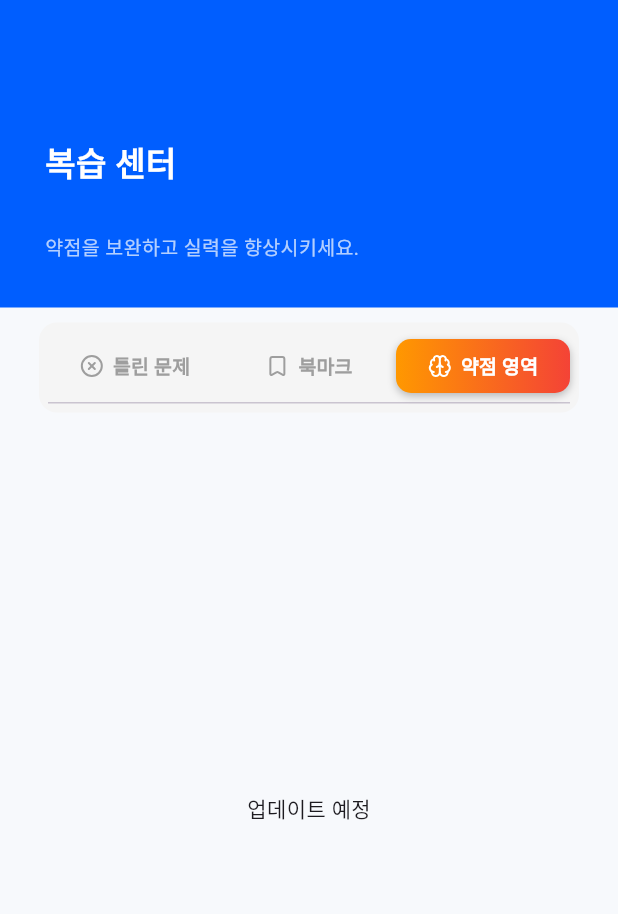
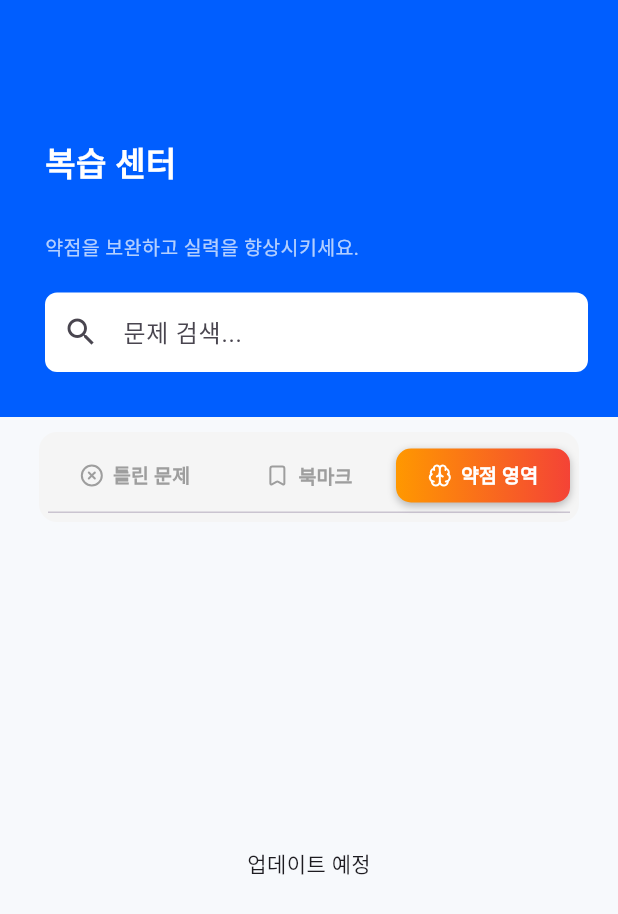
Before and after one commit to gaeunji/finquiz, a Flutter app: the ReviewScreen screen opened directly, tab 3 chosen, on a phone screen of 412 x 824 dp. Shown: the top 914 px of the screen. Run offline on Flutter 3.47's test engine with Material 3 defaults, Android fonts, the phone set to English and light mode, and no system bars; our stand-ins replace lucide_icons; network calls fail.

Commit message:
feat: 각 탭 위젯에 검색 기능 추가 #24

```diff
--- a/lib/screens/learn/learn_screen.dart
+++ b/lib/screens/learn/learn_screen.dart
@@ -18,22 +18,18 @@ class _ReviewScreenState extends State<ReviewScreen>
     with SingleTickerProviderStateMixin {
   late TabController _tabController;
   final TextEditingController _searchController = TextEditingController();
-  // int _activeIndex = 0;
+  String _searchQuery = '';
   final int userId = 123;
 
   @override
   void initState() {
     super.initState();
     _tabController = TabController(length: 3, vsync: this, initialIndex: 1);
-    // _tabController.addListener(() {
-    //   WidgetsBinding.instance.addPostFrameCallback((_) {
-    //     if (mounted) {
-    //       setState(() {
-    //         _activeIndex = _tabController.index;
-    //       });
-    //     }
-    //   });
-    // });
+    _searchController.addListener(() {
+      setState(() {
+        _searchQuery = _searchController.text;
+      });
+    });
   }
 
   @override
@@ -50,15 +46,14 @@ class _ReviewScreenState extends State<ReviewScreen>
       body: Column(
         crossAxisAlignment: CrossAxisAlignment.start,
         children: [
-          // 여기에 헤더 추가?
           Container(
             width: double.infinity,
             padding: const EdgeInsets.fromLTRB(30, 92, 20, 30),
-            color: const Color(0xFF005eff), // 파란 배경색
+            color: const Color(0xFF005eff),
             child: Column(
               crossAxisAlignment: CrossAxisAlignment.start,
-              children: const [
-                Text(
+              children: [
+                const Text(
                   '복습 센터',
                   style: TextStyle(
                     fontSize: 22,
@@ -66,44 +61,49 @@ class _ReviewScreenState extends State<ReviewScreen>
                     color: Colors.white,
                   ),
                 ),
-                SizedBox(height: 30),
-                Text(
+                const SizedBox(height: 30),
+                const Text(
                   '약점을 보완하고 실력을 향상시키세요.',
                   style: TextStyle(fontSize: 13, color: Colors.white70),
+                ),
+                const SizedBox(height: 20),
+                Container(
+                  decoration: BoxDecoration(
+                    color: Colors.white,
+                    borderRadius: BorderRadius.circular(8),
+                  ),
+                  child: TextField(
+                    controller: _searchController,
+                    decoration: InputDecoration(
+                      hintText: '문제 검색...',
+                      prefixIcon: const Icon(Icons.search),
+                      border: InputBorder.none,
+                      contentPadding: const EdgeInsets.symmetric(
+                        horizontal: 16,
+                        vertical: 14,
+                      ),
+                    ),
+                  ),
                 ),
               ],
             ),
           ),
 
-          // 나머지 콘텐츠
           Expanded(
             child: Padding(
               padding: const EdgeInsets.fromLTRB(26, 0, 26, 26),
               child: Column(
                 children: [
                   const SizedBox(height: 10),
-
-                  // const StatDashboard(),
-                  // const SizedBox(height: 24),
-
-                  // 탬 바
-                  ReviewTabBar(
-                    tabController: _tabController,
-                    // activeIndex: _activeIndex,
-                  ),
+                  ReviewTabBar(tabController: _tabController),
                   const SizedBox(height: 5),
-
-                  // 탭 뷰
                   Expanded(
                     child: TabBarView(
                       controller: _tabController,
-
                       children: [
-                        WrongQuizTab(userId: userId),
-                        BookmarksTab(userId: userId),
-                        Center(
-                          child: Text("업데이트 예정"),
-                        ), // // 추후 WeakAreasTab()로 구현하기
+                        WrongQuizTab(userId: userId, searchQuery: _searchQuery),
+                        BookmarksTab(userId: userId, searchQuery: _searchQuery),
+                        const Center(child: Text("업데이트 예정")),
                       ],
                     ),
                   ),
```
Also changed, not shown: lib/screens/learn/tabs/bookmarks_tab.dart (+41 -7 lines), lib/screens/learn/tabs/wrong_quiz_tab.dart (+47 -6 lines).
